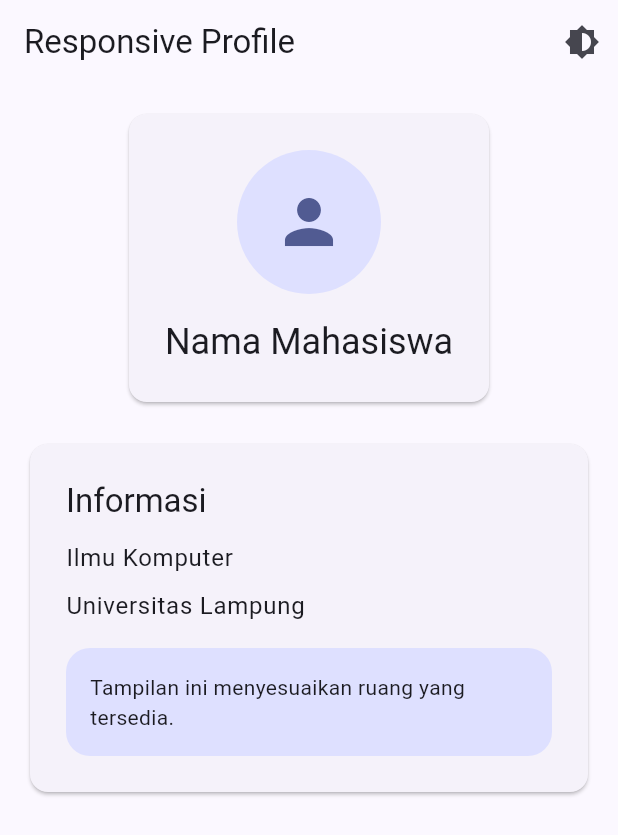
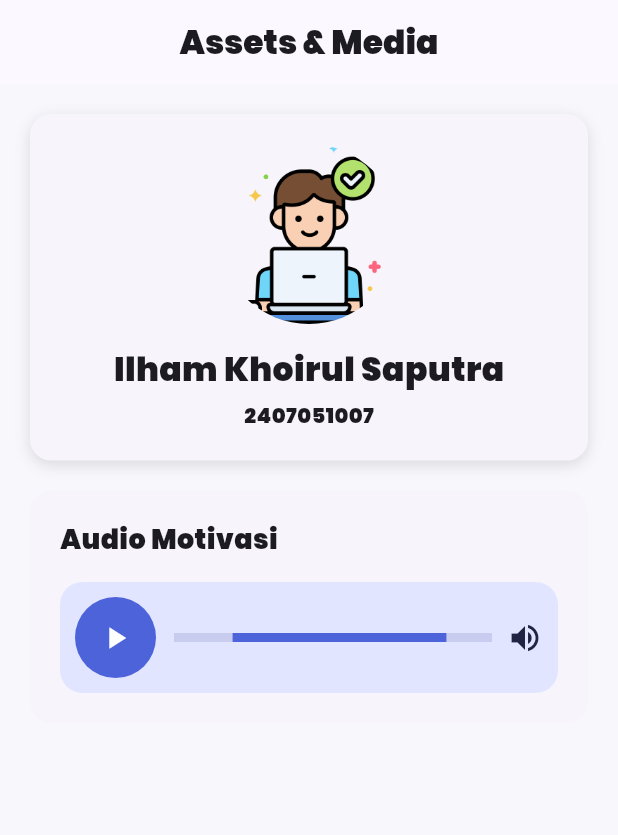
Before and after one commit to Ilham123Hanz/prak-mobilelanjut-2407051007, a Flutter app: the screen it shows after launch, on a phone screen of 412 x 824 dp. Shown: the top 835 px of the screen. Run offline on Flutter 3.47's test engine with Material 3 defaults, Android fonts, the phone set to English and light mode, and no system bars; our stand-ins replace audioplayers.

Commit message:
Assets and Media

```diff
--- /dev/null
+++ b/lib/assets_media.dart
@@ -0,0 +1,176 @@
+import 'package:flutter/material.dart';
+import 'package:audioplayers/audioplayers.dart';
+
+class AssetsMediaPage extends StatefulWidget {
+  const AssetsMediaPage({super.key});
+
+  @override
+  State<AssetsMediaPage> createState() => _AssetsMediaPageState();
+}
+
+class _AssetsMediaPageState extends State<AssetsMediaPage> {
+  final AudioPlayer player = AudioPlayer();
+  bool isPlaying = false;
+
+  Future<void> playAudio() async {
+    if (isPlaying) {
+      await player.pause();
+    } else {
+      await player.play(
+        AssetSource('audios/music.mp3'),
+      );
+    }
+
+    setState(() {
+      isPlaying = !isPlaying;
+    });
+  }
+
+  @override
+  void dispose() {
+    player.dispose();
+    super.dispose();
+  }
+
+  @override
+  Widget build(BuildContext context) {
+    return Scaffold(
+      backgroundColor: const Color(0xFFF8F8FC),
+      appBar: AppBar(
+        title: const Text('Assets & Media'),
+        centerTitle: true,
+      ),
+      body: SafeArea(
+        child: SingleChildScrollView(
+          padding: const EdgeInsets.all(20),
+          child: Column(
+            children: [
+              // PROFILE
+              Container(
+                width: double.infinity,
+                padding: const EdgeInsets.all(20),
+                decoration: BoxDecoration(
+                  color: const Color(0xFFF7F5FB),
+                  borderRadius: BorderRadius.circular(14),
+                  boxShadow: const [
+                    BoxShadow(
+                      color: Colors.black12,
+                      blurRadius: 8,
+                      offset: Offset(0, 3),
+                    ),
+                  ],
+                ),
+                child: Column(
+                  children: [
+                    ClipOval(
+                      child: Image.asset(
+                        'assets/images/IT.png',
+                        width: 120,
+                        height: 120,
+                        fit: BoxFit.cover,
+                      ),
+                    ),
+
+                    const SizedBox(height: 15),
+
+                    const Text(
+                      'Ilham Khoirul Saputra',
+                      style: TextStyle(
+                        fontFamily: 'Poppins',
+                        fontSize: 22,
+                        fontWeight: FontWeight.bold,
+                      ),
+                    ),
+
+                    const SizedBox(height: 5),
+
+                    const Text(
+                      '2407051007',
+                      style: TextStyle(
+                        fontFamily: 'Poppins',
+                        fontSize: 14,
+                      ),
+                    ),
+                  ],
+                ),
+              ),
+
+              const SizedBox(height: 20),
+
+              // AUDIO
+              Container(
+                width: double.infinity,
+                padding: const EdgeInsets.all(20),
+                decoration: BoxDecoration(
+                  color: const Color(0xFFF7F5FB),
+                  borderRadius: BorderRadius.circular(14),
+                ),
+                child: Column(
+                  crossAxisAlignment: CrossAxisAlignment.start,
+                  children: [
+                    const Text(
+                      'Audio Motivasi',
+                      style: TextStyle(
+                        fontFamily: 'Poppins',
+                        fontSize: 18,
+                        fontWeight: FontWeight.bold,
+                      ),
+                    ),
+
+                    const SizedBox(height: 15),
+
+                    Container(
+                      padding: const EdgeInsets.all(10),
+                      decoration: BoxDecoration(
+                        color: const Color(0xFFE1E5FF),
+                        borderRadius: BorderRadius.circular(15),
+                      ),
+                      child: Row(
+                        children: [
+                          CircleAvatar(
+                            radius: 27,
+                            backgroundColor:
+                                const Color(0xFF4D63D9),
+                            child: IconButton(
+                              onPressed: playAudio,
+                              icon: Icon(
+                                isPlaying
+                                    ? Icons.pause
+                                    : Icons.play_arrow,
+                                color: Colors.white,
+                              ),
+                            ),
+                          ),
+
+                          const SizedBox(width: 12),
+
+                          const Expanded(
+                            child: LinearProgressIndicator(
+                              minHeight: 6,
+                              backgroundColor: Color(0xFFC8CDEF),
+                              valueColor:
+                                  AlwaysStoppedAnimation<Color>(
+                                Color(0xFF4D63D9),
+                              ),
+                            ),
+                          ),
+
+                          const SizedBox(width: 10),
+
+                          const Icon(
+                            Icons.volume_up,
+                            color: Color(0xFF202342),
+                          ),
+                        ],
+                      ),
+                    ),
+                  ],
+                ),
+              ),
+            ],
+          ),
+        ),
+      ),
+    );
+  }
+}
--- a/lib/main.dart
+++ b/lib/main.dart
@@ -1,40 +1,26 @@
 import 'package:flutter/material.dart';
-import 'app_theme.dart';
-import 'responsive_profile.dart';
+import 'assets_media.dart';
 
 void main() {
   runApp(const MyApp());
 }
 
-class MyApp extends StatefulWidget {
+class MyApp extends StatelessWidget {
   const MyApp({super.key});
-
-  @override
-  State<MyApp> createState() => _MyAppState();
-}
-
-class _MyAppState extends State<MyApp> {
-  ThemeMode themeMode = ThemeMode.light;
-
-  void toggleTheme() {
-    setState(() {
-      themeMode = themeMode == ThemeMode.light
-          ? ThemeMode.dark
-          : ThemeMode.light;
-    });
-  }
 
   @override
   Widget build(BuildContext context) {
     return MaterialApp(
       debugShowCheckedModeBanner: false,
-      title: 'Responsive Profile',
-      theme: AppTheme.lightTheme,
-      darkTheme: AppTheme.darkTheme,
-      themeMode: themeMode,
-      home: ResponsiveProfilePage(
-        onThemeChanged: toggleTheme,
+      title: 'Assets Media',
+      theme: ThemeData(
+        useMaterial3: true,
+        fontFamily: 'Poppins',
+        colorScheme: ColorScheme.fromSeed(
+          seedColor: const Color(0xFF4D63D9),
+        ),
       ),
+      home: const AssetsMediaPage(),
     );
   }
 }
```
Also changed, not shown: pubspec.yaml (+8 -0 lines), pubspec.lock, 5 other files.
